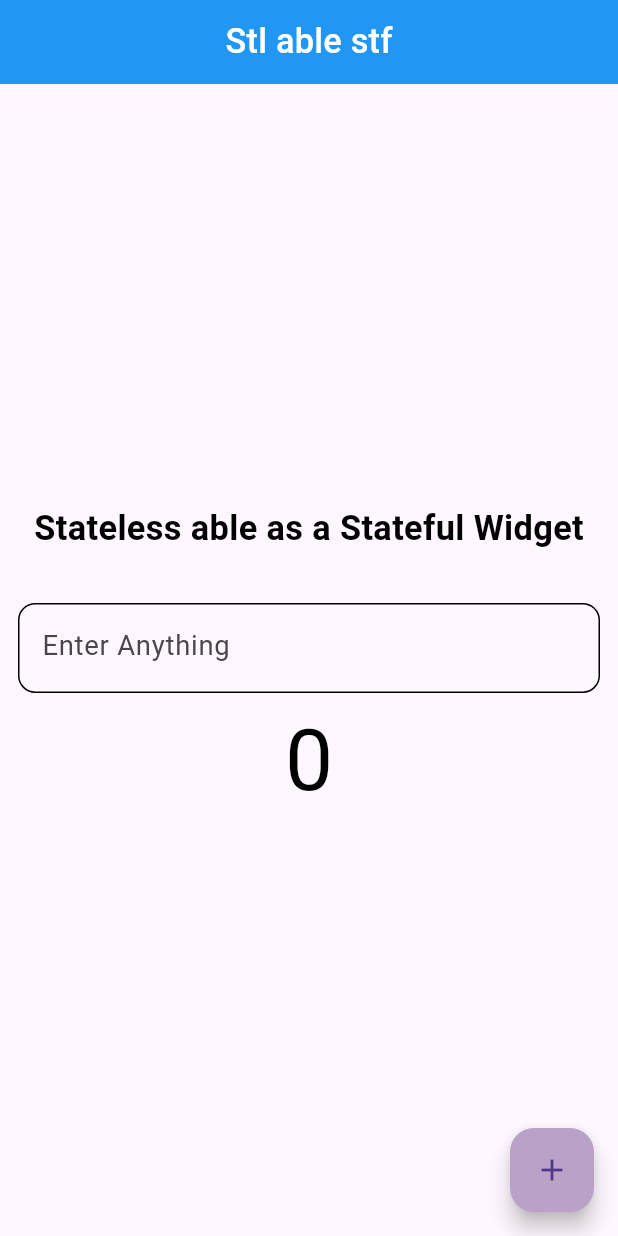
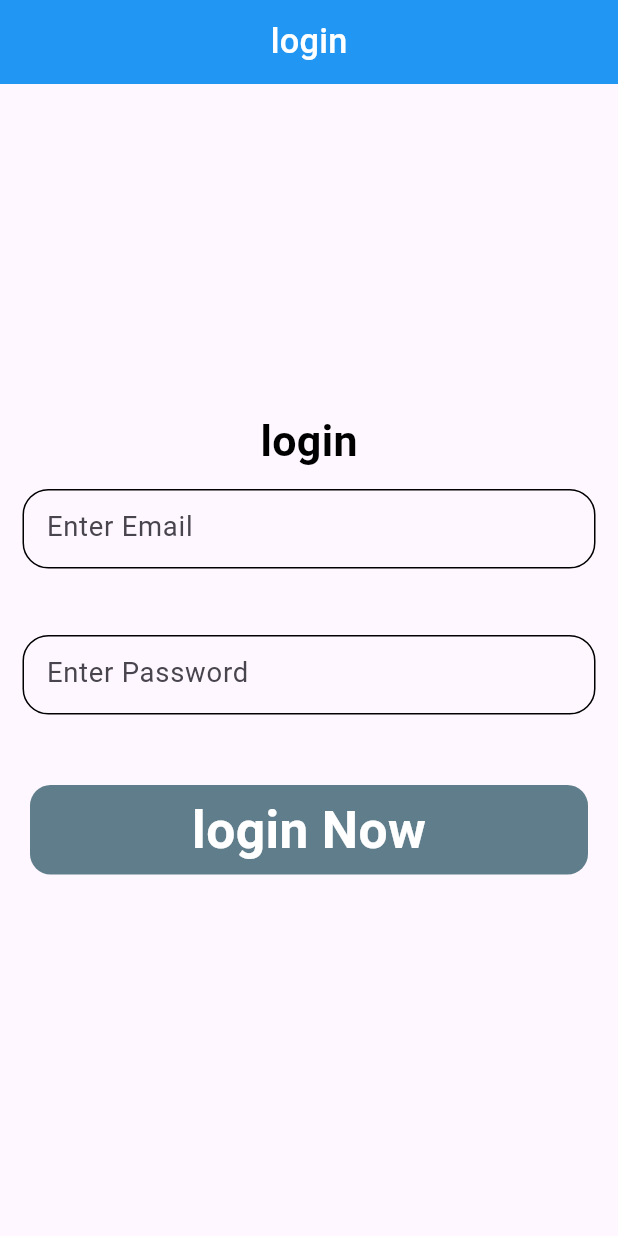
Before and after one commit to Gulshid/Flutter_developement, a Flutter app: the screen it shows after launch, on a phone screen of 412 x 824 dp. Run offline on Flutter 3.47's test engine with Material 3 defaults, Android fonts, the phone set to English and light mode, and no system bars; our stand-ins replace animated_text_kit, curved_navigation_bar, flutter_screenutil, flutter_slidable, flutter_spinkit, google_fonts and 4 more; accounts and stored records are empty.

Commit message:
login api integrate using provider state Management

```diff
--- /dev/null
+++ b/flutter_dev/lib/State_Management/Provider/Auth_provider.dart
@@ -0,0 +1,33 @@
+import 'package:flutter/material.dart';
+import 'package:http/http.dart';
+
+class auth_provider with ChangeNotifier {
+  bool _loading = false;
+  bool get loading => _loading;
+
+  set_loading(bool value) {
+    _loading = value;
+    notifyListeners();
+  }
+
+  //login function for post api
+  void login(String email, String password) async {
+    set_loading(true);
+    try {
+      Response response = await post(
+        Uri.parse('https://reqres.in/api/login'),
+        body: {"email": email, "password": password},
+      );
+      if (response.statusCode == 200 || response.statusCode == 201) {
+        print('Successfully login');
+        set_loading(false);
+
+      } else {
+        set_loading(false);
+        print('Failed');
+      }
+    } catch (e) {
+      print(e.toString());
+    }
+  }
+}
--- /dev/null
+++ b/flutter_dev/lib/State_Management/Screen/login.dart
@@ -0,0 +1,111 @@
+import 'package:flutter/material.dart';
+import 'package:flutter_dev/State_Management/Provider/Auth_provider.dart';
+import 'package:flutter_screenutil/flutter_screenutil.dart';
+import 'package:provider/provider.dart';
+
+class loginScreen extends StatefulWidget {
+  const loginScreen({super.key});
+
+  @override
+  State<loginScreen> createState() => _loginScreenState();
+}
+
+class _loginScreenState extends State<loginScreen> {
+  TextEditingController email_Controller = TextEditingController();
+  TextEditingController password_Controller = TextEditingController();
+
+  @override
+  Widget build(BuildContext context) {
+    final Auth_provider = Provider.of<auth_provider>(context);
+    return Scaffold(
+      appBar: AppBar(
+        title: Center(
+          child: Text('login', style: TextStyle(color: Colors.white)),
+        ),
+      ),
+
+      body: Column(
+        mainAxisAlignment: MainAxisAlignment.center,
+        crossAxisAlignment: CrossAxisAlignment.center,
+        children: [
+          Text(
+            'login',
+            style: TextStyle(
+              color: Colors.black,
+              fontSize: 25.sp,
+              fontWeight: FontWeight.bold,
+            ),
+          ),
+          Padding(
+            padding: const EdgeInsets.all(15.0),
+            child: TextFormField(
+              controller: email_Controller,
+              style: TextStyle(color: Colors.black),
+              enabled: true,
+              decoration: InputDecoration(
+                labelText: 'Enter Email',
+                border: OutlineInputBorder(
+                  borderRadius: BorderRadius.circular(15.r),
+                ),
+                focusedBorder: OutlineInputBorder(
+                  borderRadius: BorderRadius.circular(15.r),
+                ),
+                enabledBorder: OutlineInputBorder(
+                  borderRadius: BorderRadius.circular(15.r),
+                ),
+              ),
+            ),
+          ),
+
+          SizedBox(height: 12.h),
+          Padding(
+            padding: const EdgeInsets.all(15.0),
+            child: TextFormField(
+              controller: password_Controller,
+              style: TextStyle(color: Colors.black),
+              obscureText: true,
+              decoration: InputDecoration(
+                labelText: 'Enter Password',
+                border: OutlineInputBorder(
+                  borderRadius: BorderRadius.circular(15.r),
+                ),
+                focusedBorder: OutlineInputBorder(
+                  borderRadius: BorderRadius.circular(15.r),
+                ),
+                enabledBorder: OutlineInputBorder(
+                  borderRadius: BorderRadius.circular(15.r),
+                ),
+              ),
+            ),
+          ),
+
+          SizedBox(height: 10.h),
+          Padding(
+            padding: const EdgeInsets.all(20.0),
+            child: InkWell(
+              onTap: () {
+                Auth_provider.login(
+                  email_Controller.text.toString(),
+                  password_Controller.text.toString(),
+                );
+              },
+              child: Container(
+                height: 50.h,
+
+                decoration: BoxDecoration(
+                  color: Colors.blueGrey,
+                  borderRadius: BorderRadius.circular(12.r),
+                ),
+
+                child: Center(
+                  child: Auth_provider.loading?CircularProgressIndicator():
+                  Text('login Now',style: TextStyle(color: Colors.white,fontSize: 30.sp,fontWeight: FontWeight.bold),),
+                ),
+              ),
+            ),
+          ),
+        ],
+      ),
+    );
+  }
+}
--- a/flutter_dev/lib/main.dart
+++ b/flutter_dev/lib/main.dart
@@ -1,10 +1,11 @@
 import 'package:flutter/material.dart';
 import 'package:flutter/cupertino.dart';
+import 'package:flutter_dev/State_Management/Provider/Auth_provider.dart';
 import 'package:flutter_dev/State_Management/Provider/Exam_provider_1.dart';
 import 'package:flutter_dev/State_Management/Provider/Favourite_provider.dart';
 import 'package:flutter_dev/State_Management/Provider/count_provider.dart';
 import 'package:flutter_dev/State_Management/Provider/theme_changer_provider.dart';
-import 'package:flutter_dev/State_Management/programs/stl_able_stf.dart';
+import 'package:flutter_dev/State_Management/Screen/login.dart';
 import 'package:flutter_screenutil/flutter_screenutil.dart';
 import 'package:provider/provider.dart';
 
@@ -58,6 +59,8 @@ class MyApp extends StatelessWidget {
             ChangeNotifierProvider(create: (_) => Example_One_Provider()),
             ChangeNotifierProvider(create: (_) => Favourite_app()),
             ChangeNotifierProvider(create: (_) => Theme_Changer()),
+            ChangeNotifierProvider(create: (_) => auth_provider()),
+
           ],
 
           child: Builder(
@@ -87,7 +90,7 @@ class MyApp extends StatelessWidget {
                 //     color: Colors.lightGreen
                 //   )
                 // ),
-                home: STl_able_Stf(),
+                home: loginScreen(),
               );
             },
           ),
```
